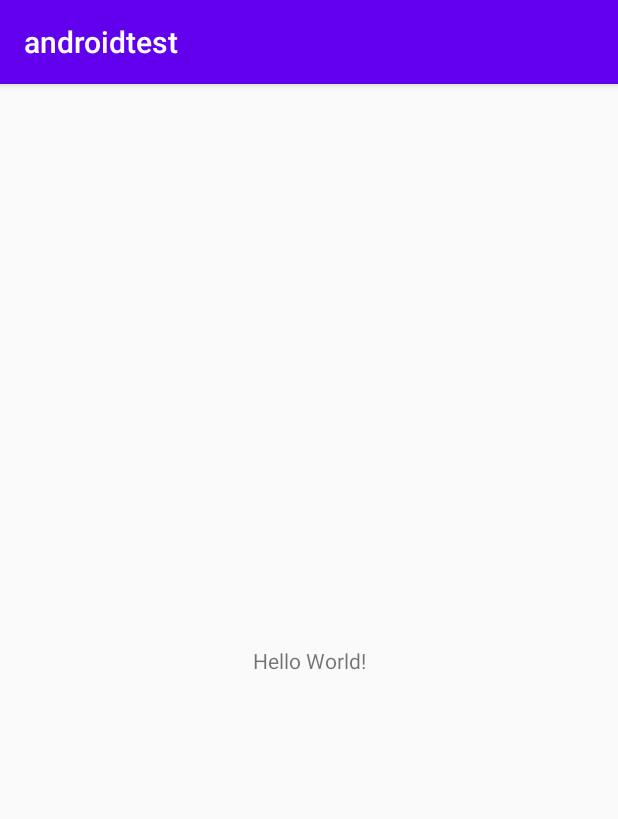
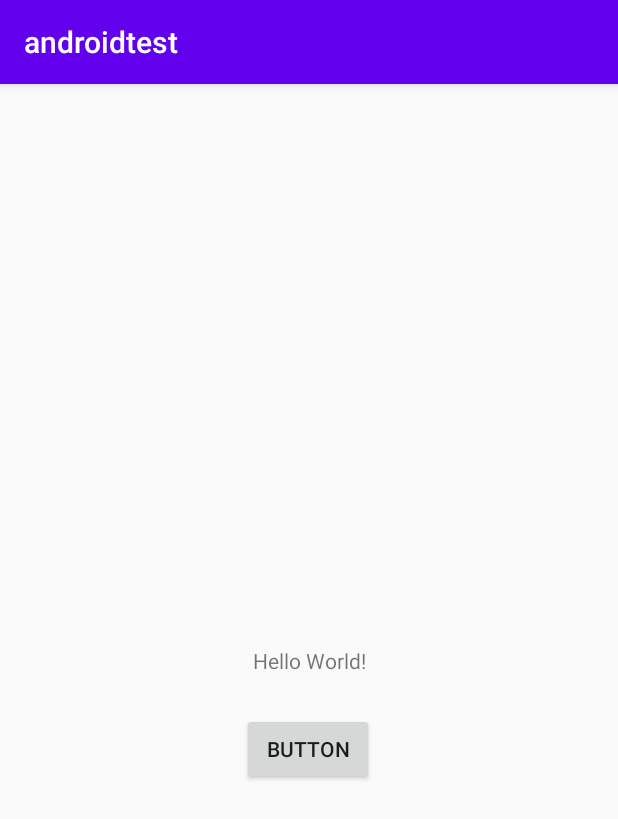
Before and after one commit to SanatbekMatlatipov/androidtest, an Android app: the screen it shows after launch (MainActivity), on a phone screen of 412 x 824 dp. Shown: the top 819 px of the screen. Run offline under Robolectric (Android 15) with nearby library versions, the phone set to English and light mode, and no system bars.

Commit message:
added a button

```diff
--- a/app/src/main/res/layout/activity_main.xml
+++ b/app/src/main/res/layout/activity_main.xml
@@ -7,6 +7,7 @@
     tools:context=".MainActivity">
 
     <TextView
+        android:id="@+id/textView"
         android:layout_width="wrap_content"
         android:layout_height="wrap_content"
         android:text="Hello World!"
@@ -15,4 +16,15 @@
         app:layout_constraintRight_toRightOf="parent"
         app:layout_constraintTop_toTopOf="parent" />
 
+    <Button
+        android:id="@+id/button"
+        android:layout_width="wrap_content"
+        android:layout_height="wrap_content"
+        android:layout_marginTop="25dp"
+        android:text="Button"
+        app:layout_constraintEnd_toEndOf="parent"
+        app:layout_constraintHorizontal_bias="0.498"
+        app:layout_constraintStart_toStartOf="parent"
+        app:layout_constraintTop_toBottomOf="@+id/textView" />
+
 </androidx.constraintlayout.widget.ConstraintLayout>
```
